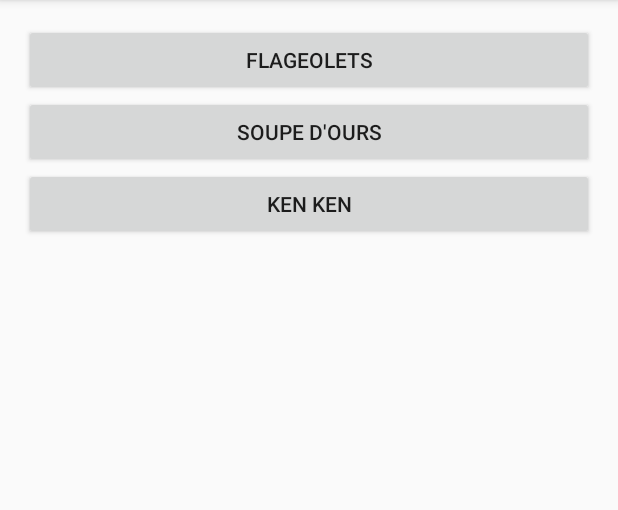
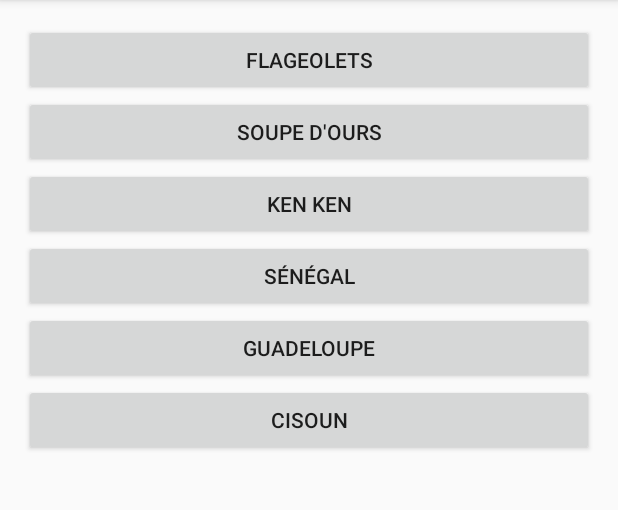
Before and after one commit to megaturbo/SuttrBox, an Android app: the screen it shows after launch (MainActivity), on a phone screen of 412 x 824 dp, the part 84-594 px from its top. Run offline under Robolectric (Android 15) with nearby library versions, the phone set to English and light mode, and no system bars.

Commit message:
Je sais plus

```diff
--- a/app/src/main/java/ch/foufouillons/suttrbox/MainActivity.java
+++ b/app/src/main/java/ch/foufouillons/suttrbox/MainActivity.java
@@ -37,6 +37,9 @@ public class MainActivity extends AppCompatActivity {
         list.add(new Giggle("Flageolets", "flageolets"));
         list.add(new Giggle("Soupe d'ours", "bearsoup"));
         list.add(new Giggle("Ken Ken", "kenken"));
+        list.add(new Giggle("Sénégal", "senegal"));
+        list.add(new Giggle("Guadeloupe", "guadeloupe"));
+        list.add(new Giggle("Cisoun", "cisoun"));
 
         return list;
     }
```
